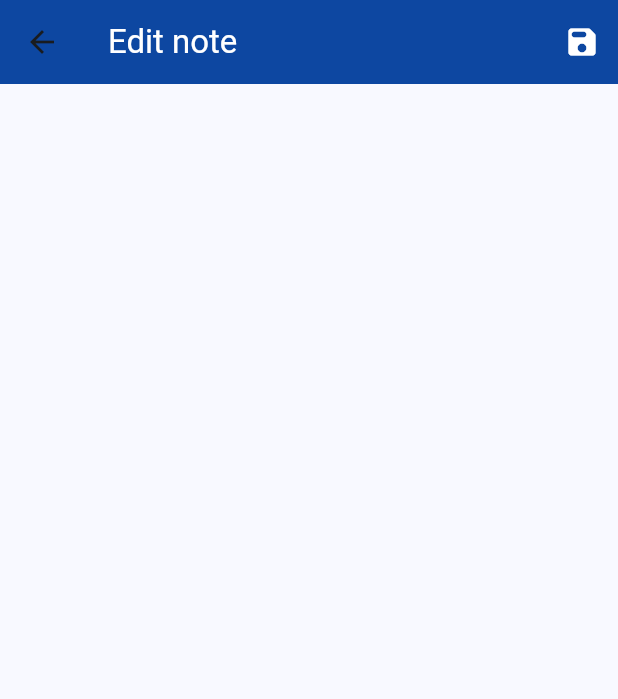
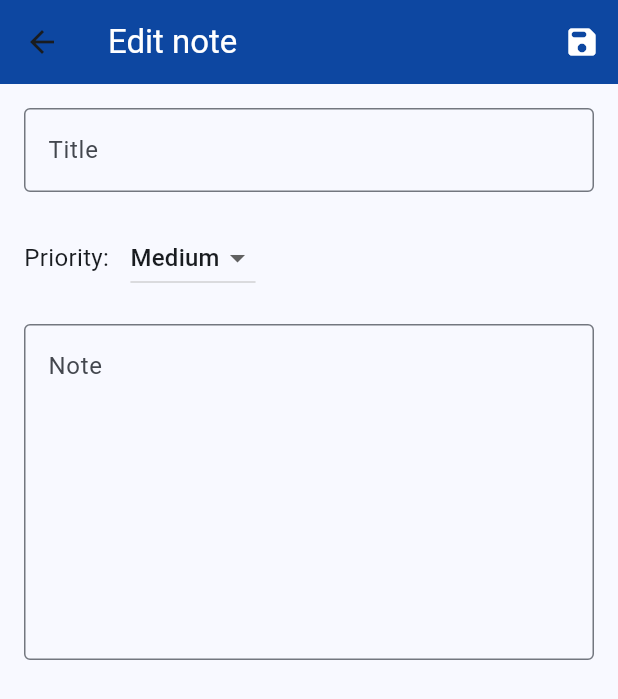
Before and after one commit to H0nneur/NovaNote, a Flutter app: the EditScreen screen opened directly, on a phone screen of 412 x 824 dp. Shown: the top 699 px of the screen. Run offline on Flutter 3.47's test engine with Material 3 defaults, Android fonts, the phone set to English and light mode, and no system bars.

Commit message:
deletion of 2nd README + filling of edit screen

```diff
--- a/novanote/lib/edit_screen.dart
+++ b/novanote/lib/edit_screen.dart
@@ -8,6 +8,14 @@ class EditScreen extends StatefulWidget {
 }
 
 class _EditScreenState extends State<EditScreen> {
+  // Controllers for the text fields
+  final TextEditingController _titleController = TextEditingController();
+  final TextEditingController _noteController = TextEditingController();
+
+  // List of priorities
+  final List<String> _priorities = ['Low', 'Medium', 'High'];
+  String? _selectedPriority = 'Medium'; // Default priority
+
   @override
   Widget build(BuildContext context) {
     return Scaffold(
@@ -25,6 +33,66 @@ class _EditScreenState extends State<EditScreen> {
                   Icons.save_rounded,
                   color: Colors.white,
                 ))
-        ]));
+          ]),
+      body: Padding(
+        padding: const EdgeInsets.all(16.0),
+        child: Column(
+          crossAxisAlignment: CrossAxisAlignment.start,
+          children: [
+            TextField(
+              controller: _titleController,
+              decoration: const InputDecoration(
+                labelText: 'Title',
+                border: OutlineInputBorder(),
+              ),
+            ),
+            const SizedBox(height: 20),
+            Row(
+              children: [
+                const Text(
+                  'Priority: ',
+                  style: TextStyle(fontSize: 16),
+                ),
+                const SizedBox(width: 10),
+                DropdownButton<String>(
+                  value: _selectedPriority,
+                  onChanged: (String? newValue) {
+                    setState(() {
+                      _selectedPriority = newValue;
+                    });
+                  },
+                  items:
+                      _priorities.map<DropdownMenuItem<String>>((String value) {
+                    return DropdownMenuItem<String>(
+                      value: value,
+                      child: Text(value),
+                    );
+                  }).toList(),
+                ),
+              ],
+            ),
+            const SizedBox(height: 20),
+            Expanded(
+              child: Scrollbar(
+                thumbVisibility: false,
+                child: SingleChildScrollView(
+                  child: TextField(
+                    controller: _noteController,
+                    minLines: 8,
+                    maxLines: null,
+                    keyboardType: TextInputType.multiline,
+                    decoration: const InputDecoration(
+                      alignLabelWithHint: true,
+                      labelText: 'Note',
+                      border: OutlineInputBorder(),
+                    ),
+                  ),
+                ),
+              ),
+            ),
+          ],
+        ),
+      ),
+    );
   }
 }
--- a/novanote/lib/notes_screen.dart
+++ b/novanote/lib/notes_screen.dart
@@ -1,5 +1,6 @@
 import 'package:flutter/material.dart';
 import 'package:novanote/constant_widgets.dart';
+import 'package:novanote/edit_screen.dart';
 import 'package:novanote/note_detail_screen.dart';
 
 class NotesScreen extends StatefulWidget {
@@ -22,8 +23,8 @@ class _NotesScreenState extends State<NotesScreen> {
       appBar: novaNoteAppBar("Notes"),
       floatingActionButton: FloatingActionButton(
         onPressed: () {
-          Navigator.of(context).push(MaterialPageRoute(
-              builder: (contect) => const NoteDetailScreen()));
+          Navigator.of(context).push(
+              MaterialPageRoute(builder: (contect) => const EditScreen()));
         },
         child: const Icon(Icons.add),
       ),
```
Also changed, not shown: 1 other file. Lines whose indentation alone changed are shown as unchanged.
